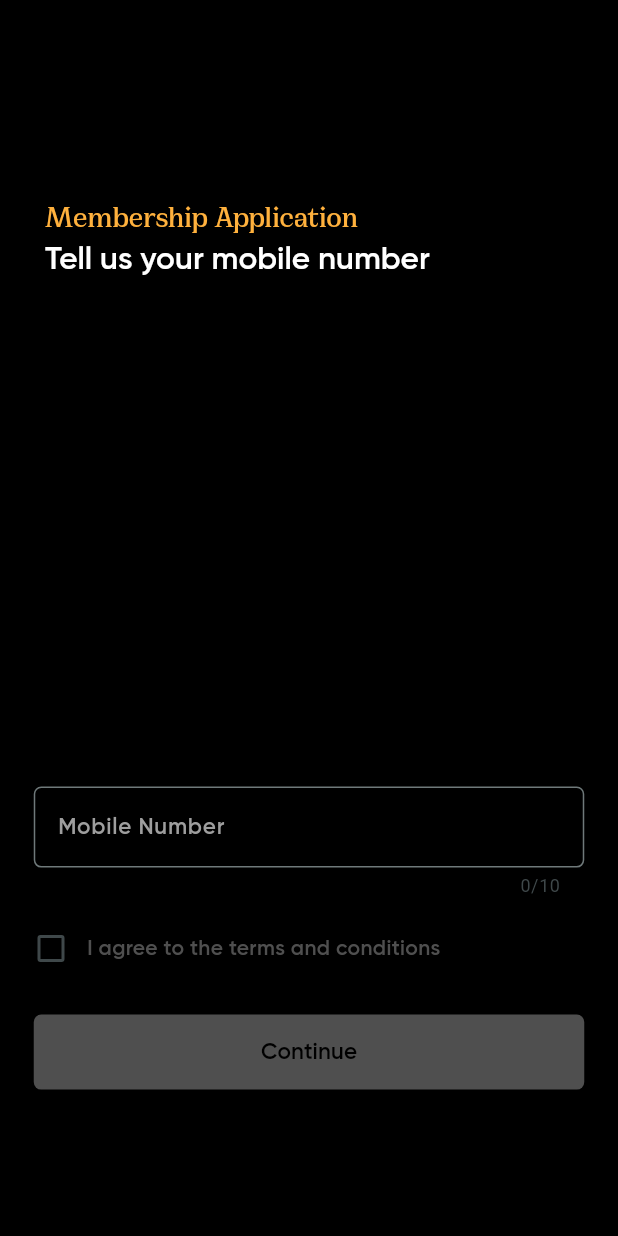
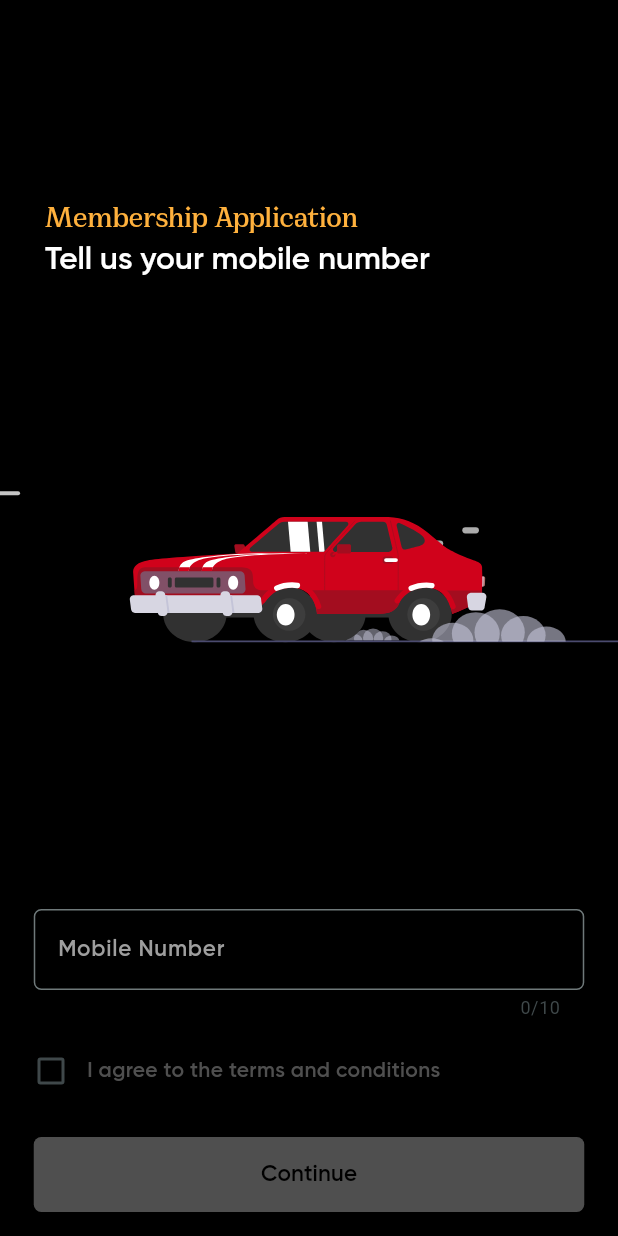
Before and after one commit to singhrishabh93/safe-connect-app, a Flutter app: the screen it shows after launch, on a phone screen of 412 x 824 dp. Run offline on Flutter 3.47's test engine with Material 3 defaults, Android fonts, the phone set to English and light mode, and no system bars; our stand-ins replace camera, carousel_slider, cloud_firestore, connectivity, firebase_auth, firebase_core and 14 more; missing offline and left inert: audio_session, flutter_phone_direct_caller, flutter_sound, flutter_sound_platform_interface, qr_code_scanner and 1 more; accounts and stored records are empty.

Commit message:
Updated the UI of LoginScreen and OtpScreen

```diff
--- a/lib/screens/LoginScreen/loginScreen.dart
+++ b/lib/screens/LoginScreen/loginScreen.dart
@@ -2,6 +2,7 @@ import 'package:flutter/material.dart';
 import 'package:flutter/services.dart';
 import 'package:get/get.dart';
 import 'package:firebase_auth/firebase_auth.dart';
+import 'package:lottie/lottie.dart';
 import 'package:safe_connect/screens/OtpScreen/otpScreen.dart';
 
 class LoginScreen extends StatefulWidget {
@@ -66,7 +67,7 @@ class _LoginScreenState extends State<LoginScreen> {
                           width: MediaQuery.of(context).size.width,
                           color: Colors.black,
                         ),
-                        const Padding(
+                        Padding(
                           padding: const EdgeInsets.only(top: 130, left: 0),
                           child: Column(
                             crossAxisAlignment: CrossAxisAlignment.start,
@@ -100,17 +101,29 @@ class _LoginScreenState extends State<LoginScreen> {
                                   ),
                                 ),
                               ),
+                              SizedBox(
+                                height: 400,
+                                child: OverflowBox(
+                                  minHeight: 500,
+                                  maxHeight: 500,
+                                  child: Lottie.asset(
+                                    'assets/images/carLottie.json',
+                                    repeat: true,
+                                  ),
+                                ),
+                              ),
                             ],
                           ),
                         ),
                       ],
                     ),
                     const SizedBox(
-                      height: 30,
+                      height: 20,
                     ),
                     Container(
                       width: MediaQuery.of(context).size.width - 45,
                       child: TextFormField(
+                        cursorColor: Colors.white,
                         controller: _mobileNumberController,
                         maxLength: 10,
                         inputFormatters: [
@@ -127,6 +140,9 @@ class _LoginScreenState extends State<LoginScreen> {
                             borderRadius: BorderRadius.circular(5),
                           ),
                           counterText: null,
+                          focusedBorder: OutlineInputBorder(
+                            borderSide: BorderSide(color: Colors.white),
+                          ),
                         ),
                         keyboardType: TextInputType.number,
                         style: const TextStyle(
@@ -151,7 +167,8 @@ class _LoginScreenState extends State<LoginScreen> {
                                 _isButtonClicked = _isChecked;
                               });
                             },
-                            activeColor: Color(0xffFFB13D),
+                            focusColor: Colors.white,
+                            activeColor: Colors.black,
                           ),
                           Text(
                             'I agree to the terms and conditions',
```
Also changed, not shown: lib/screens/OtpScreen/otpScreen.dart (+21 -8 lines).
